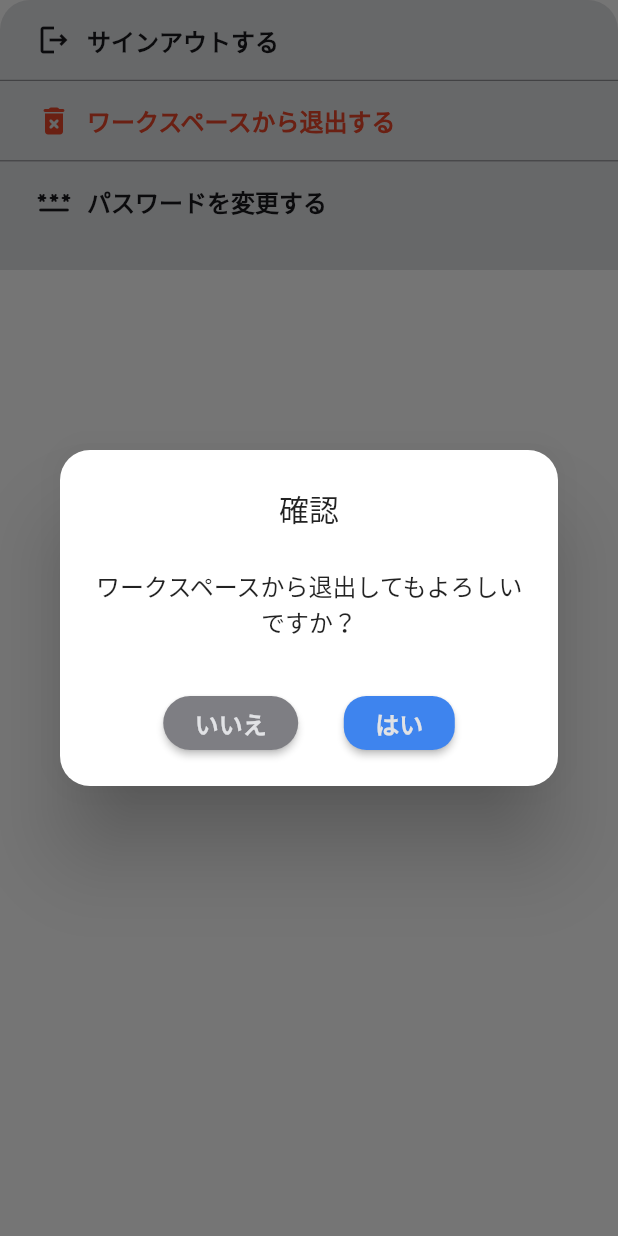
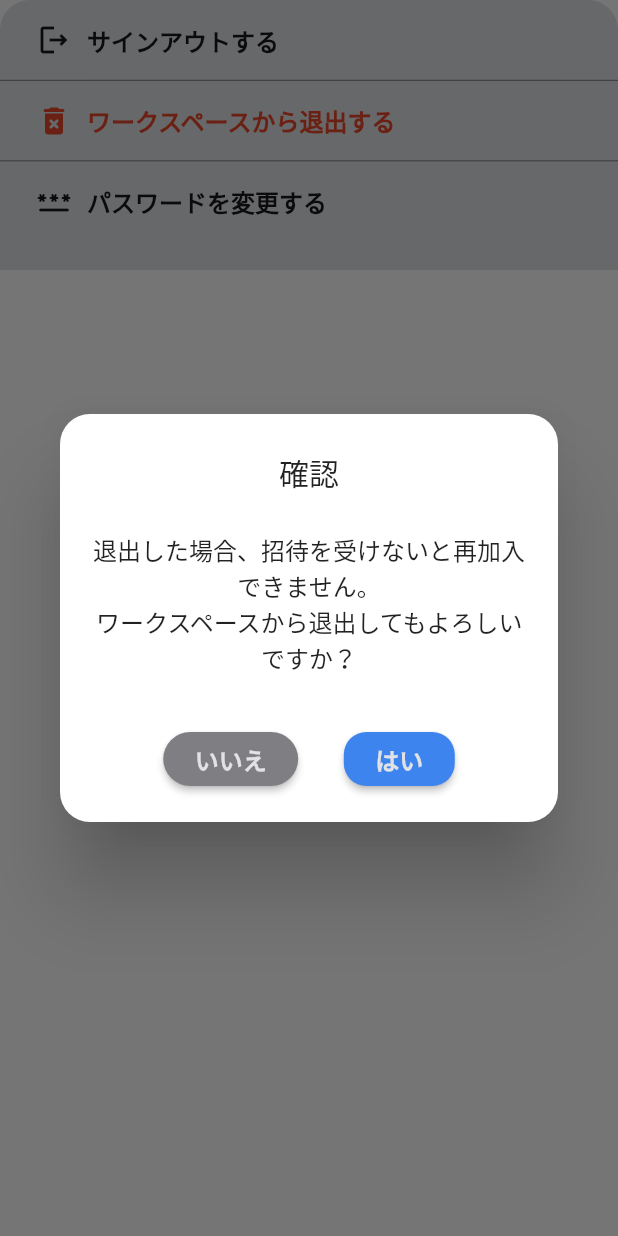
Before and after one commit to kurogoma-flutter/Qtank-mobile, a Flutter app: the _BottomSheet widget shown alone on an empty page, opened directly with empty values, after a tap on "ワークスペースから退出する", on a phone screen of 412 x 824 dp. Run offline on Flutter 3.47's test engine with Material 2 defaults, Android fonts, the phone set to English and light mode, and no system bars; our stand-ins replace badges, cloud_firestore, connectivity_plus, firebase_auth, firebase_core, firebase_storage and 5 more; accounts and stored records are empty.

Commit message:
ダイアログメッセージ変更

```diff
--- a/lib/presentation/pages/user/user_profile_page.dart
+++ b/lib/presentation/pages/user/user_profile_page.dart
@@ -258,7 +258,8 @@ class _BottomSheet extends StatelessWidget {
                     context: context,
                     builder: (_) {
                       return const ConfirmationDialog(
-                        dialogMessage: 'ワークスペースから退出してもよろしいですか？',
+                        dialogMessage:
+                            '退出した場合、招待を受けないと再加入できません。\nワークスペースから退出してもよろしいですか？',
                       );
                     },
                   );
--- a/lib/presentation/pages/workspace/workspace_list_page.dart
+++ b/lib/presentation/pages/workspace/workspace_list_page.dart
@@ -348,7 +348,8 @@ class _BottomSheet extends StatelessWidget {
                     context: context,
                     builder: (_) {
                       return const ConfirmationDialog(
-                        dialogMessage: 'ワークスペースから退出してもよろしいですか？',
+                        dialogMessage:
+                            '退出した場合、招待を受けないと再加入できません。\nワークスペースから退出してもよろしいですか？',
                       );
                     },
                   );
```
